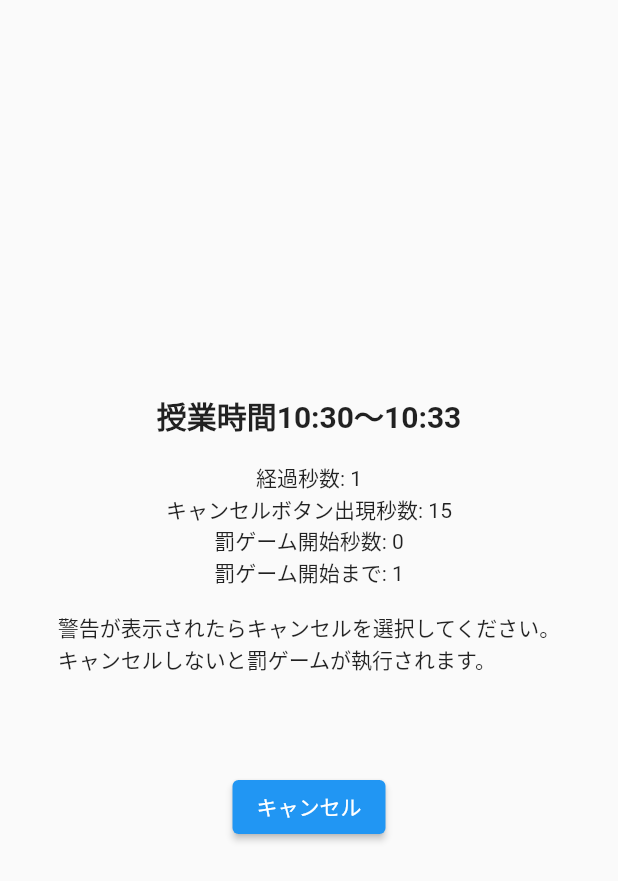
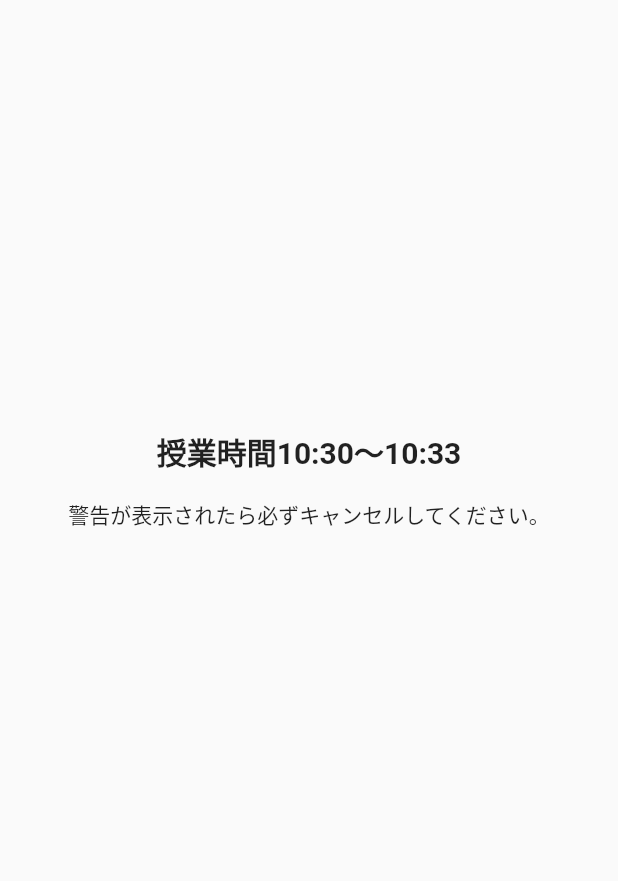
Before and after one commit to shinonome-inc/mobile_mini_hackathon_team_b, a Flutter app: the screen it shows after launch, after a tap on "HomePageへ遷移", on a phone screen of 412 x 824 dp. Shown: the top 881 px of the screen. Run offline on Flutter 3.47's test engine with Material 2 defaults, Android fonts, the light colour scheme and no system bars; our stand-ins replace audioplayers.

Commit message:
キャンセルボタンを追加

```diff
--- a/lib/pages/home_page.dart
+++ b/lib/pages/home_page.dart
@@ -20,6 +20,8 @@ class HomePage extends StatefulWidget {
 }
 
 class _HomePageState extends State<HomePage> {
+  final AudioPlayer player = AudioPlayer();
+  late Timer timer;
   static const int graceSeconds = 10;
   int _elapsedSeconds = 0;
   int _cancelButtonAppearanceSeconds = 0;
@@ -27,8 +29,7 @@ class _HomePageState extends State<HomePage> {
   int get _timeLimit =>
       showCancelButton ? _penaltyGameSeconds - _elapsedSeconds : 1;
 
-  bool get showCancelButton =>
-      _elapsedSeconds >= _cancelButtonAppearanceSeconds;
+  bool showCancelButton = false;
 
   int _generateRandomValue() {
     int maxNumber = 20;
@@ -41,8 +42,11 @@ class _HomePageState extends State<HomePage> {
     return dateFormat.format(time);
   }
 
+  void _cancelTimer() {
+    timer.cancel();
+  }
+
   void _playSound() {
-    final AudioPlayer player = AudioPlayer();
     player.play(AssetSource(SoundPaths.bgm));
   }
 
@@ -50,9 +54,10 @@ class _HomePageState extends State<HomePage> {
   void initState() {
     super.initState();
     _cancelButtonAppearanceSeconds = _generateRandomValue();
-    Timer.periodic(
+    timer = Timer.periodic(
       const Duration(seconds: 1),
       (Timer timer) {
+        showCancelButton = _elapsedSeconds >= _cancelButtonAppearanceSeconds;
         setState(() {
           _elapsedSeconds++;
         });
@@ -60,8 +65,8 @@ class _HomePageState extends State<HomePage> {
           _penaltyGameSeconds = _cancelButtonAppearanceSeconds + graceSeconds;
         }
         if (_timeLimit <= 0) {
-          print('罰ゲーム執行');
-          _cancelButtonAppearanceSeconds += _generateRandomValue();
+          _playSound();
+          _cancelTimer();
         }
       },
     );
@@ -85,16 +90,32 @@ class _HomePageState extends State<HomePage> {
                 ),
               ),
               const SizedBox(height: 16.0),
-              Text('経過秒数: $_elapsedSeconds'),
-              Text('キャンセルボタン出現秒数: $_cancelButtonAppearanceSeconds'),
-              Text('罰ゲーム開始秒数: $_penaltyGameSeconds'),
-              Text('罰ゲーム開始まで: $_timeLimit'),
-              const SizedBox(height: 16.0),
-              const Text('警告が表示されたらキャンセルを選択してください。\nキャンセルしないと罰ゲームが執行されます。'),
+              const Text('警告が表示されたら必ずキャンセルしてください。'),
               const SizedBox(height: 64.0),
-              ElevatedButton(
-                onPressed: () {},
-                child: const Text('キャンセル'),
+              SizedBox(
+                height: 120.0,
+                child: showCancelButton
+                    ? Column(
+                        children: [
+                          const Text(
+                            '⚠️$graceSeconds秒以内にキャンセルしてください。\nキャンセルしないと大音量で音楽が再生されます。',
+                            style: TextStyle(
+                              color: Colors.red,
+                            ),
+                          ),
+                          ElevatedButton(
+                            onPressed: () {
+                              _cancelTimer();
+                              player.stop();
+                              setState(() {
+                                showCancelButton = false;
+                              });
+                            },
+                            child: const Text('キャンセル'),
+                          ),
+                        ],
+                      )
+                    : const SizedBox.shrink(),
               ),
             ],
           ),
```
